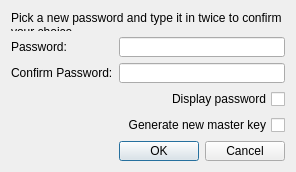
Before: the Qt Designer form passworddialog.ui in jan-henkel/Notes, drawn with Qt 5.
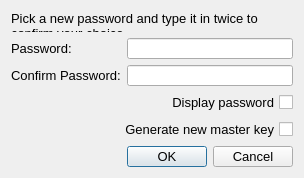
After: the same form once the commit is applied.

The edit to the form file:
```diff
--- a/passworddialog.ui
+++ b/passworddialog.ui
@@ -25,6 +25,11 @@
      <property name="enabled">
       <bool>true</bool>
      </property>
+     <property name="font">
+      <font>
+       <pointsize>10</pointsize>
+      </font>
+     </property>
      <property name="text">
       <string/>
      </property>
@@ -35,6 +40,11 @@
    </item>
    <item row="1" column="0">
     <widget class="QLabel" name="labelPassword">
+     <property name="font">
+      <font>
+       <pointsize>10</pointsize>
+      </font>
+     </property>
      <property name="text">
       <string>Password:</string>
      </property>
@@ -42,6 +52,11 @@
    </item>
    <item row="1" column="1">
     <widget class="QLineEdit" name="passwordLineEdit">
+     <property name="font">
+      <font>
+       <pointsize>10</pointsize>
+      </font>
+     </property>
      <property name="echoMode">
       <enum>QLineEdit::PasswordEchoOnEdit</enum>
      </property>
@@ -52,6 +67,11 @@
      <property name="enabled">
       <bool>true</bool>
      </property>
+     <property name="font">
+      <font>
+       <pointsize>10</pointsize>
+      </font>
+     </property>
      <property name="text">
       <string>Confirm Password:</string>
      </property>
@@ -59,6 +79,11 @@
    </item>
    <item row="0" column="0" colspan="2">
     <widget class="QLabel" name="label">
+     <property name="font">
+      <font>
+       <pointsize>10</pointsize>
+      </font>
+     </property>
      <property name="text">
       <string>&lt;html&gt;&lt;head/&gt;&lt;body&gt;&lt;p&gt;Pick a new password and type it in twice to confirm your choice.&lt;/p&gt;&lt;/body&gt;&lt;/html&gt;</string>
      </property>
@@ -69,6 +94,11 @@
    </item>
    <item row="5" column="0" colspan="2">
     <widget class="QCheckBox" name="showPassword">
+     <property name="font">
+      <font>
+       <pointsize>10</pointsize>
+      </font>
+     </property>
      <property name="layoutDirection">
       <enum>Qt::RightToLeft</enum>
      </property>
@@ -85,6 +115,11 @@
    </item>
    <item row="8" column="1">
     <widget class="QDialogButtonBox" name="buttonBox">
+     <property name="font">
+      <font>
+       <pointsize>10</pointsize>
+      </font>
+     </property>
      <property name="orientation">
       <enum>Qt::Horizontal</enum>
      </property>
@@ -95,6 +130,11 @@
    </item>
    <item row="6" column="0" colspan="2">
     <widget class="QCheckBox" name="generateMasterKeyCheckbox">
+     <property name="font">
+      <font>
+       <pointsize>10</pointsize>
+      </font>
+     </property>
      <property name="layoutDirection">
       <enum>Qt::RightToLeft</enum>
      </property>
```
